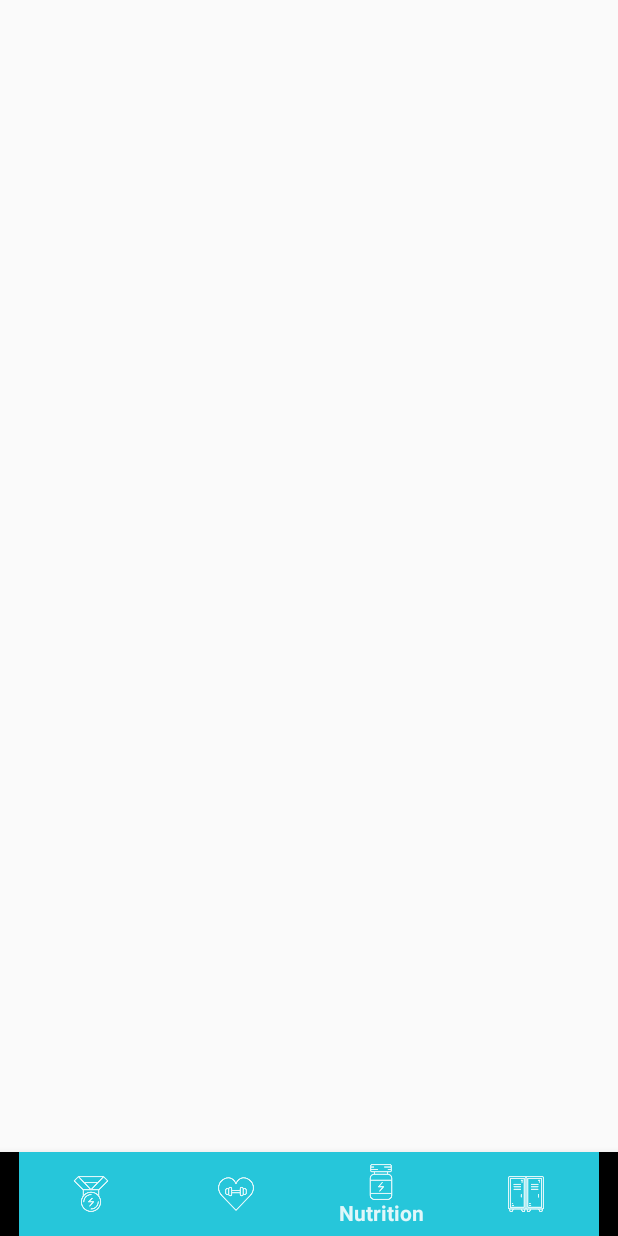
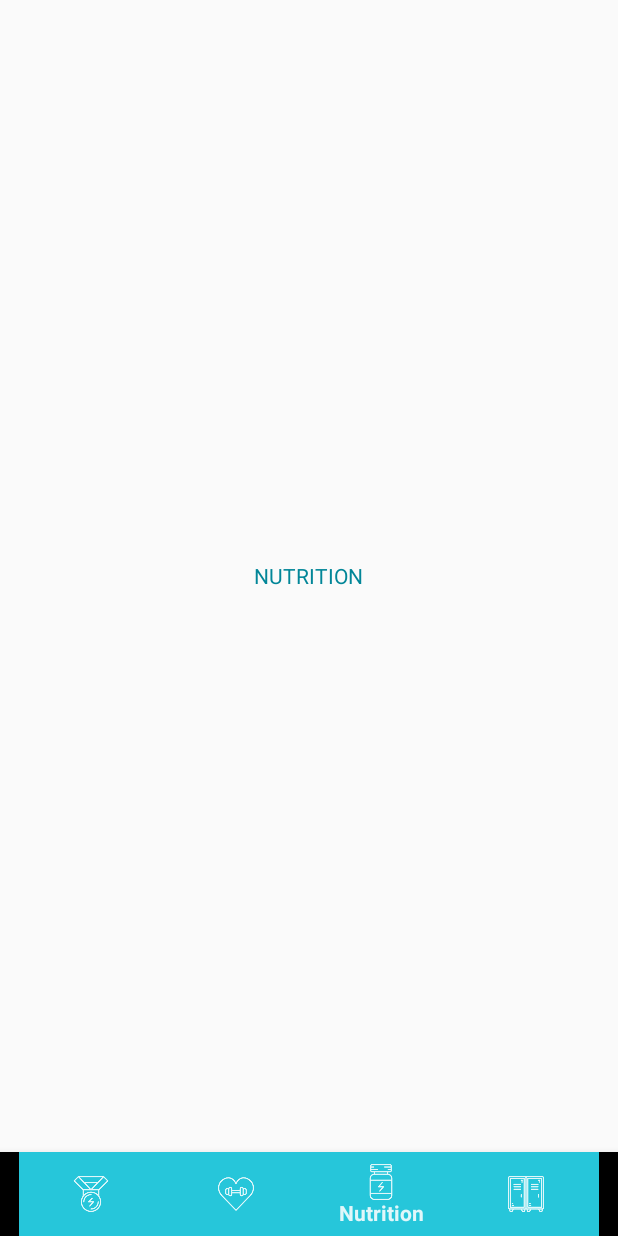
Before and after one commit to AF-llo/Capstone-Project, an Android app: the screen it shows after launch (MainActivity), item 3 of the bottom bar chosen, on a phone screen of 412 x 824 dp. Run offline under Robolectric (Android 15) with nearby library versions, the phone set to English and light mode, and no system bars; our stand-ins replace Dagger/Hilt's generated code, data binding.

Commit message:
[ADD] fragments for base navigation

```diff
--- a/app/src/main/java/de/ironcoding/fitsim/ui/activities/BaseActivity.java
+++ b/app/src/main/java/de/ironcoding/fitsim/ui/activities/BaseActivity.java
@@ -2,28 +2,17 @@ package de.ironcoding.fitsim.ui.activities;
 
 import android.os.Bundle;
 import android.support.annotation.Nullable;
+import android.support.v4.app.Fragment;
 import android.support.v7.app.AppCompatActivity;
 
-import javax.inject.Inject;
-import javax.inject.Named;
-
+import de.ironcoding.fitsim.R;
 import de.ironcoding.fitsim.app.FitSimApp;
-import de.ironcoding.fitsim.app.injection.RepositoryModule;
-import de.ironcoding.fitsim.repository.AthleteRepository;
-import de.ironcoding.fitsim.util.AppSettings;
 
 /**
  * Created by larsl on 25.04.2017.
  */
 
 public class BaseActivity extends AppCompatActivity {
-
-    @Inject
-    AppSettings appSettings;
-
-    @Inject
-    @Named(RepositoryModule.REPOSITORY_MOCKED)
-    AthleteRepository athleteRepository;
 
     @Override
     protected void onCreate(@Nullable Bundle savedInstanceState) {
@@ -34,4 +23,10 @@ public class BaseActivity extends AppCompatActivity {
     public FitSimApp getFitSimApp() {
         return (FitSimApp) getApplication();
     }
+
+    protected void replaceContent(Fragment fragment) {
+        getSupportFragmentManager().beginTransaction()
+                .replace(R.id.content, fragment)
+                .commit();
+    }
 }
--- a/app/src/main/java/de/ironcoding/fitsim/ui/activities/MainActivity.java
+++ b/app/src/main/java/de/ironcoding/fitsim/ui/activities/MainActivity.java
@@ -3,10 +3,13 @@ package de.ironcoding.fitsim.ui.activities;
 import android.databinding.DataBindingUtil;
 import android.os.Bundle;
 import android.view.MenuItem;
-import android.widget.Toast;
 
 import de.ironcoding.fitsim.R;
 import de.ironcoding.fitsim.databinding.ActivityMainBinding;
+import de.ironcoding.fitsim.ui.fragments.GymFragment;
+import de.ironcoding.fitsim.ui.fragments.MoreFragment;
+import de.ironcoding.fitsim.ui.fragments.NutritionFragment;
+import de.ironcoding.fitsim.ui.fragments.ProfileFragment;
 
 public class MainActivity extends BaseActivity {
 
@@ -16,21 +19,24 @@ public class MainActivity extends BaseActivity {
         getFitSimApp().getAppComponent().injectMainActivity(this);
         ActivityMainBinding binding = DataBindingUtil.setContentView(this, R.layout.activity_main);
         binding.bottomNavigation.setOnNavigationItemSelectedListener(this::onBottomItemSelected);
+        if (savedInstanceState == null) {
+            replaceContent(ProfileFragment.getInstance());
+        }
     }
 
     private boolean onBottomItemSelected(MenuItem item) {
         switch (item.getItemId()) {
             case R.id.action_profile:
-                Toast.makeText(MainActivity.this, R.string.profile, Toast.LENGTH_SHORT).show();
+                replaceContent(ProfileFragment.getInstance());
                 return true;
             case R.id.action_gym:
-                Toast.makeText(MainActivity.this, R.string.gym, Toast.LENGTH_SHORT).show();
+                replaceContent(GymFragment.getInstance());
                 return true;
             case R.id.action_nutrition:
-                Toast.makeText(MainActivity.this, R.string.nutrition, Toast.LENGTH_SHORT).show();
+                replaceContent(NutritionFragment.getInstance());
                 return true;
             case R.id.action_more:
-                Toast.makeText(MainActivity.this, R.string.more, Toast.LENGTH_SHORT).show();
+                replaceContent(MoreFragment.getInstance());
                 return true;
         }
         return false;
--- a/app/src/main/java/de/ironcoding/fitsim/ui/fragments/BaseFragment.java
+++ b/app/src/main/java/de/ironcoding/fitsim/ui/fragments/BaseFragment.java
@@ -5,14 +5,27 @@ import android.os.Bundle;
 import android.support.annotation.Nullable;
 import android.support.v4.app.Fragment;
 
+import javax.inject.Inject;
+import javax.inject.Named;
+
 import de.ironcoding.fitsim.app.FitSimApp;
+import de.ironcoding.fitsim.app.injection.RepositoryModule;
+import de.ironcoding.fitsim.repository.AthleteRepository;
 import de.ironcoding.fitsim.ui.activities.BaseActivity;
+import de.ironcoding.fitsim.util.AppSettings;
 
 /**
  * Created by larsl on 25.04.2017.
  */
 
 public class BaseFragment extends Fragment {
+
+    @Inject
+    AppSettings appSettings;
+
+    @Inject
+    @Named(RepositoryModule.REPOSITORY_MOCKED)
+    AthleteRepository athleteRepository;
 
     @Override
     public void onAttach(Context context) {
@@ -32,4 +45,6 @@ public class BaseFragment extends Fragment {
         return ((BaseActivity)getActivity()).getFitSimApp();
     }
 
+
+
 }
--- /dev/null
+++ b/app/src/main/java/de/ironcoding/fitsim/ui/fragments/NutritionFragment.java
@@ -0,0 +1,34 @@
+package de.ironcoding.fitsim.ui.fragments;
+
+import android.databinding.DataBindingUtil;
+import android.os.Bundle;
+import android.support.annotation.Nullable;
+import android.view.LayoutInflater;
+import android.view.View;
+import android.view.ViewGroup;
+
+import de.ironcoding.fitsim.R;
+import de.ironcoding.fitsim.databinding.FragmentNutritionBinding;
+
+/**
+ * Created by larsl on 27.04.2017.
+ */
+
+public class NutritionFragment extends BaseFragment {
+
+    public static NutritionFragment getInstance() {
+        return new NutritionFragment();
+    }
+
+    @Nullable
+    @Override
+    public View onCreateView(LayoutInflater inflater, @Nullable ViewGroup container, @Nullable Bundle savedInstanceState) {
+        FragmentNutritionBinding binding = DataBindingUtil.inflate(inflater, R.layout.fragment_nutrition, container, false);
+        return binding.getRoot();
+    }
+
+    @Override
+    public void onViewCreated(View view, @Nullable Bundle savedInstanceState) {
+        super.onViewCreated(view, savedInstanceState);
+    }
+}
--- /dev/null
+++ b/app/src/main/java/de/ironcoding/fitsim/ui/fragments/ProfileFragment.java
@@ -0,0 +1,34 @@
+package de.ironcoding.fitsim.ui.fragments;
+
+import android.databinding.DataBindingUtil;
+import android.os.Bundle;
+import android.support.annotation.Nullable;
+import android.view.LayoutInflater;
+import android.view.View;
+import android.view.ViewGroup;
+
+import de.ironcoding.fitsim.R;
+import de.ironcoding.fitsim.databinding.FragmentProfileBinding;
+
+/**
+ * Created by larsl on 27.04.2017.
+ */
+
+public class ProfileFragment extends BaseFragment {
+
+    public static ProfileFragment getInstance() {
+        return new ProfileFragment();
+    }
+
+    @Nullable
+    @Override
+    public View onCreateView(LayoutInflater inflater, @Nullable ViewGroup container, @Nullable Bundle savedInstanceState) {
+        FragmentProfileBinding binding = DataBindingUtil.inflate(inflater, R.layout.fragment_profile, container, false);
+        return binding.getRoot();
+    }
+
+    @Override
+    public void onViewCreated(View view, @Nullable Bundle savedInstanceState) {
+        super.onViewCreated(view, savedInstanceState);
+    }
+}
--- /dev/null
+++ b/app/src/main/res/layout/fragment_nutrition.xml
@@ -0,0 +1,22 @@
+<?xml version="1.0" encoding="utf-8"?>
+<layout
+    xmlns:android="http://schemas.android.com/apk/res/android"
+    xmlns:tools="http://schemas.android.com/tools">
+
+    <data>
+
+    </data>
+
+    <FrameLayout
+        android:orientation="vertical"
+        android:layout_width="match_parent"
+        android:layout_height="match_parent">
+
+        <TextView
+            android:layout_width="wrap_content"
+            android:layout_height="wrap_content"
+            android:layout_gravity="center"
+            android:text="NUTRITION"/>
+
+    </FrameLayout>
+</layout>
```
Also changed, not shown: app/src/main/java/de/ironcoding/fitsim/ui/fragments/GymFragment.java (added, +34 -0 lines), app/src/main/java/de/ironcoding/fitsim/ui/fragments/MoreFragment.java (added, +34 -0 lines), app/src/main/res/layout/fragment_gym.xml (added, +22 -0 lines), app/src/main/res/layout/fragment_more.xml (added, +22 -0 lines), app/src/main/res/layout/fragment_profile.xml (added, +22 -0 lines).
